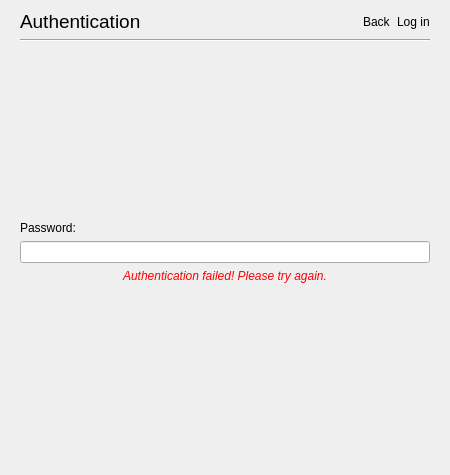
This is sokketter-ui/sources/mainwindow.ui in morwy/sokketter as Qt 5 draws it before an edit. The edited form follows.
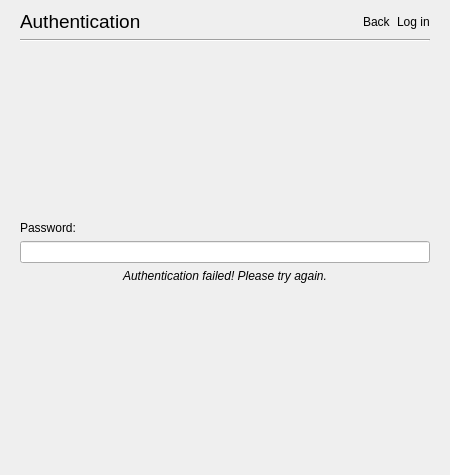
This is the edited form. The open tabs and pages were chosen to show the change. Custom widgets are drawn as their Qt base class.

```diff
--- a/sokketter-ui/sources/mainwindow.ui
+++ b/sokketter-ui/sources/mainwindow.ui
@@ -296,7 +296,7 @@
                </font>
               </property>
               <property name="styleSheet">
-               <string notr="true">color: red;</string>
+               <string notr="true"/>
               </property>
               <property name="text">
                <string>Authentication failed! Please try again.</string>
```
Left out of the diff: 2 changed lines with no effect on the pictures.
